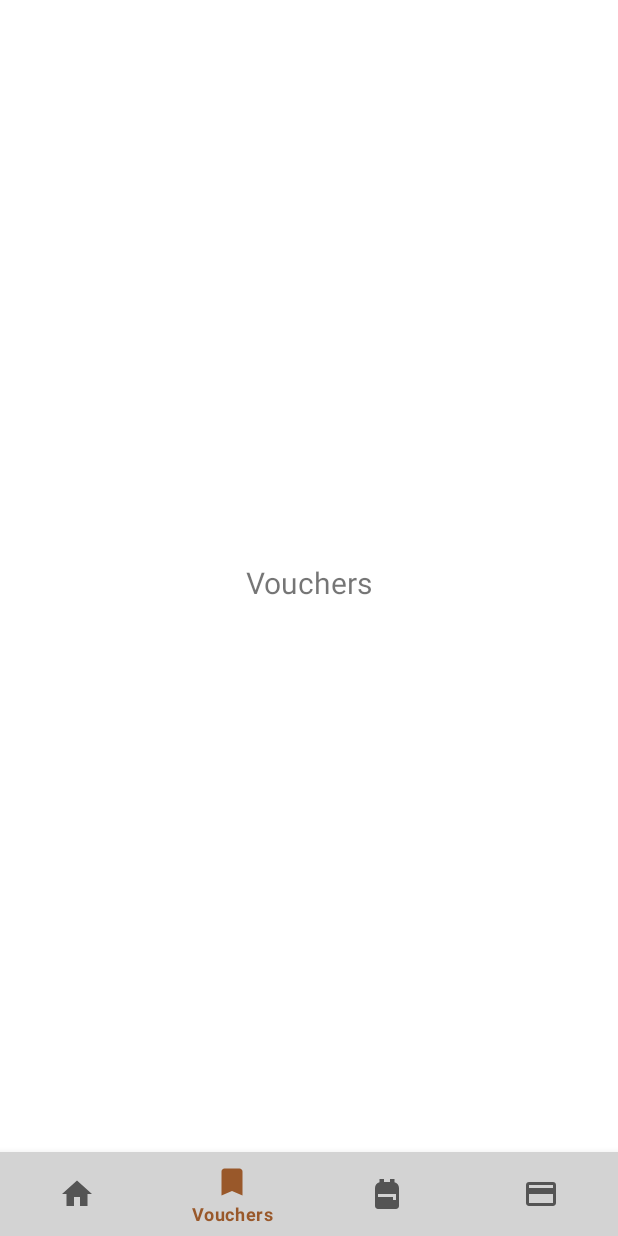
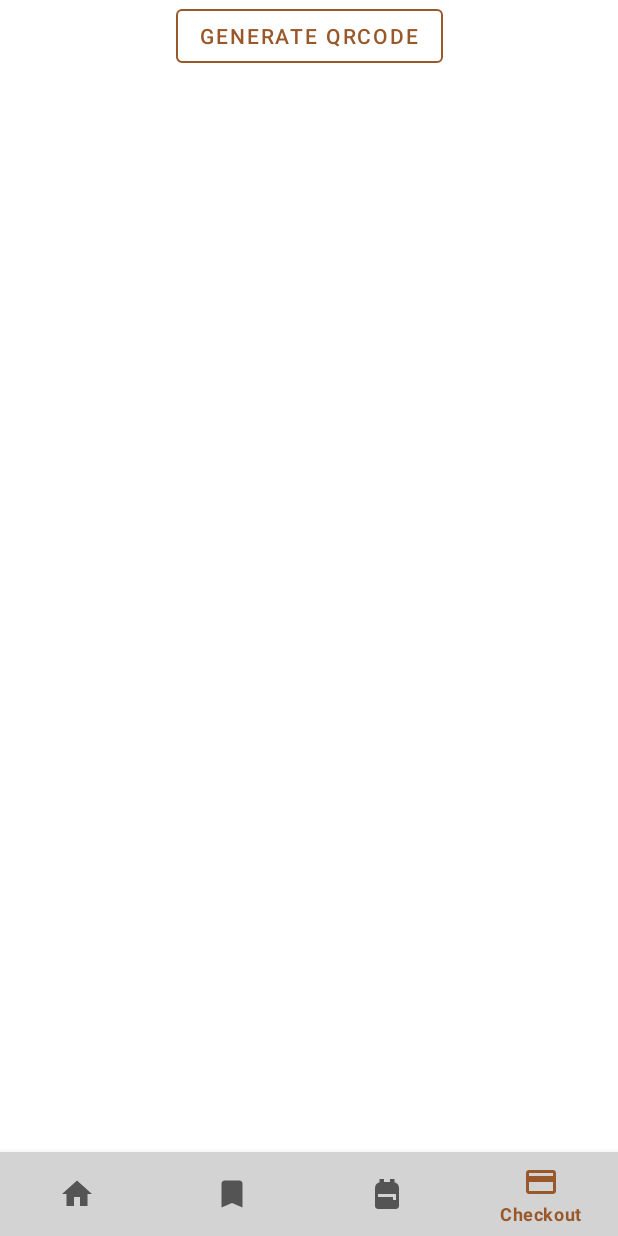
Before and after one commit to miguelalexbt/ACME-Coffee-App, an Android app: the MainActivity screen opened directly, with no data from a screen before it, item 4 of the bottom bar chosen, on a phone screen of 412 x 824 dp. Run offline under Robolectric (Android 15) with nearby library versions, the phone set to English and light mode, and no system bars; our stand-ins replace Dagger/Hilt's generated code, Picasso, Room's generated code, data binding, navigation-ui; libraries missing offline, so code that uses them is left out: androidx.hilt, androidx.hilt.lifecycle; pictures from the network do not load; 4 statements that could not run were skipped.

Commit message:
Add QRCode and NFC

```diff
--- a/client/app/build.gradle
+++ b/client/app/build.gradle
@@ -87,6 +87,9 @@ dependencies {
     // Image Loading and Caching
     implementation 'com.squareup.picasso:picasso:2.71828'
 
+    // QR Code
+    implementation 'com.google.zxing:core:3.4.1'
+
     // BCrypt
     implementation "org.mindrot:jbcrypt:0.4"
 
--- a/client/app/src/main/AndroidManifest.xml
+++ b/client/app/src/main/AndroidManifest.xml
@@ -3,6 +3,8 @@
     package="org.feup.cmov.acmeclient">
     <!-- Internet Permission -->
     <uses-permission android:name="android.permission.INTERNET" />
+    <uses-feature android:name="android.hardware.nfc" android:required="true"/>
+    <uses-permission android:name="android.permission.NFC" />
 
     <application
         android:name=".MainApplication"
--- a/client/app/src/main/java/org/feup/cmov/acmeclient/di/WebServiceModule.kt
+++ b/client/app/src/main/java/org/feup/cmov/acmeclient/di/WebServiceModule.kt
@@ -75,8 +75,8 @@ object WebServiceModule {
         }
 
         return Retrofit.Builder()
-//            .baseUrl("http://10.0.2.2")
-            .baseUrl("http://192.168.1.71") // Miguel
+            .baseUrl("http://10.0.2.2")
+//            .baseUrl("http://192.168.1.71") // Miguel
 //            .baseUrl("http://192.168.1.2") // Xavi
 //            .baseUrl("http://172.28.144.1") // Xavi Porto
             .addConverterFactory(
--- a/client/app/src/main/java/org/feup/cmov/acmeclient/utils/Crypto.kt
+++ b/client/app/src/main/java/org/feup/cmov/acmeclient/utils/Crypto.kt
@@ -8,7 +8,10 @@ import okio.Buffer
 import org.feup.cmov.acmeclient.MainApplication
 import org.mindrot.jbcrypt.BCrypt
 import java.math.BigInteger
-import java.security.*
+import java.nio.charset.Charset
+import java.security.KeyPairGenerator
+import java.security.KeyStore
+import java.security.Signature
 import java.util.*
 import javax.security.auth.x500.X500Principal
 
--- /dev/null
+++ b/client/app/src/main/res/layout/fragment_checkout.xml
@@ -0,0 +1,46 @@
+<?xml version="1.0" encoding="utf-8"?>
+<layout xmlns:android="http://schemas.android.com/apk/res/android"
+    xmlns:app="http://schemas.android.com/apk/res-auto"
+    xmlns:tools="http://schemas.android.com/tools">
+
+    <data>
+<!--        <variable-->
+<!--            name="viewModel"-->
+<!--            type="org.feup.cmov.acmeclient.ui.main.checkout.CheckoutViewModel" />-->
+        <variable
+            name="clickListener"
+            type="android.view.View.OnClickListener"/>
+    </data>
+
+    <androidx.constraintlayout.widget.ConstraintLayout
+        android:layout_width="match_parent"
+        android:layout_height="match_parent"
+        tools:context=".ui.main.checkout.CheckoutFragment">
+
+        <ImageView
+            android:id="@+id/imageViewQRCode"
+            android:layout_width="350dp"
+            android:layout_height="350dp"
+            android:contentDescription="@string/qrcode_content_description"
+            app:layout_constraintBottom_toBottomOf="parent"
+            app:layout_constraintEnd_toEndOf="parent"
+            app:layout_constraintHorizontal_bias="0.5"
+            app:layout_constraintStart_toStartOf="parent"
+            app:layout_constraintTop_toTopOf="parent"
+            tools:srcCompat="@tools:sample/avatars" />
+
+        <com.google.android.material.button.MaterialButton
+            android:id="@+id/show_qrcode"
+            style="?attr/materialButtonOutlinedStyle"
+            android:layout_width="wrap_content"
+            android:layout_height="wrap_content"
+            android:text="Generate QRCode"
+            app:layout_constraintEnd_toEndOf="parent"
+            app:layout_constraintStart_toStartOf="parent"
+            app:strokeColor="@color/colorPrimary"
+            app:strokeWidth="1dp"
+            tools:layout_constraintTop_toBottomOf="@id/imageViewQRCode"
+            tools:layout_editor_absoluteY="191dp" />
+
+    </androidx.constraintlayout.widget.ConstraintLayout>
+</layout>
--- a/client/app/src/main/res/menu/bottom_nav_menu.xml
+++ b/client/app/src/main/res/menu/bottom_nav_menu.xml
@@ -12,12 +12,12 @@
         android:title="Vouchers" />
 
     <item
-        android:id="@+id/pastOrders"
+        android:id="@+id/pastOrdersFragment"
         android:icon="@drawable/ic_baseline_backpack_24"
         android:title="Past Orders" />
 
     <item
-        android:id="@+id/checkout"
+        android:id="@+id/checkoutFragment"
         android:icon="@drawable/ic_baseline_payment_24"
         android:title="Checkout" />
 
--- a/client/app/src/main/res/navigation/nav_main.xml
+++ b/client/app/src/main/res/navigation/nav_main.xml
@@ -19,4 +19,8 @@
         android:name="org.feup.cmov.acmeclient.ui.main.vouchers.VouchersFragment"
         android:label="fragment_vouchers"
         tools:layout="@layout/fragment_vouchers" />
+    <fragment
+        android:id="@+id/checkoutFragment"
+        android:name="org.feup.cmov.acmeclient.ui.main.checkout.CheckoutFragment"
+        android:label="fragment_checkout" />
 </navigation>
--- a/client/app/src/main/res/values/strings.xml
+++ b/client/app/src/main/res/values/strings.xml
@@ -40,4 +40,5 @@
 
     <string name="error_no_items">No items available</string>
     <string name="error_fetch_items">An error has occurred</string>
+    <string name="qrcode_content_description">qrcode</string>
 </resources>
```
Also changed, not shown: client/app/src/main/java/org/feup/cmov/acmeclient/ui/main/checkout/CheckoutFragment.kt (added, +192 -0 lines), client/app/src/main/java/org/feup/cmov/acmeclient/ui/main/checkout/CheckoutViewModel.kt (added, +46 -0 lines).
